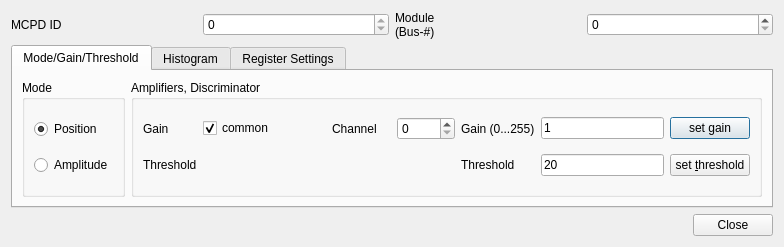
The window that qmesydaq/modulesetup.ui (flueke/qmesydaq) describes before a commit, drawn with Qt 5.
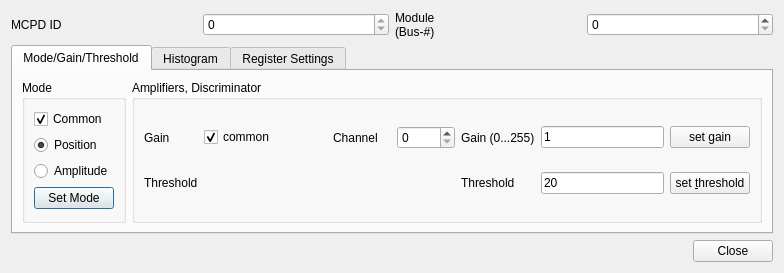
The same window after the commit. Custom widgets are drawn as their Qt base class.

Diff of the .ui file:
```diff
--- a/qmesydaq/modulesetup.ui
+++ b/qmesydaq/modulesetup.ui
@@ -7,7 +7,7 @@
     <x>0</x>
     <y>0</y>
     <width>784</width>
-    <height>247</height>
+    <height>249</height>
    </rect>
   </property>
   <property name="windowTitle">
@@ -72,7 +72,7 @@
           <string>Mode</string>
          </property>
          <layout class="QGridLayout" name="gridLayout_18">
-          <item row="0" column="0">
+          <item row="1" column="0">
            <widget class="QRadioButton" name="pos">
             <property name="text">
              <string>Position</string>
@@ -82,13 +82,30 @@
             </property>
            </widget>
           </item>
-          <item row="1" column="0">
+          <item row="2" column="0">
            <widget class="QRadioButton" name="amp">
             <property name="text">
              <string>Amplitude</string>
             </property>
            </widget>
           </item>
+          <item row="0" column="0">
+           <widget class="QCheckBox" name="comAmp">
+            <property name="text">
+             <string>Common</string>
+            </property>
+            <property name="checked">
+             <bool>true</bool>
+            </property>
+           </widget>
+          </item>
+          <item row="3" column="0">
+           <widget class="QPushButton" name="setMode">
+            <property name="text">
+             <string>Set Mode</string>
+            </property>
+           </widget>
+          </item>
          </layout>
         </widget>
        </item>
```
Left out of the diff: 12 changed lines with no effect on the pictures.
